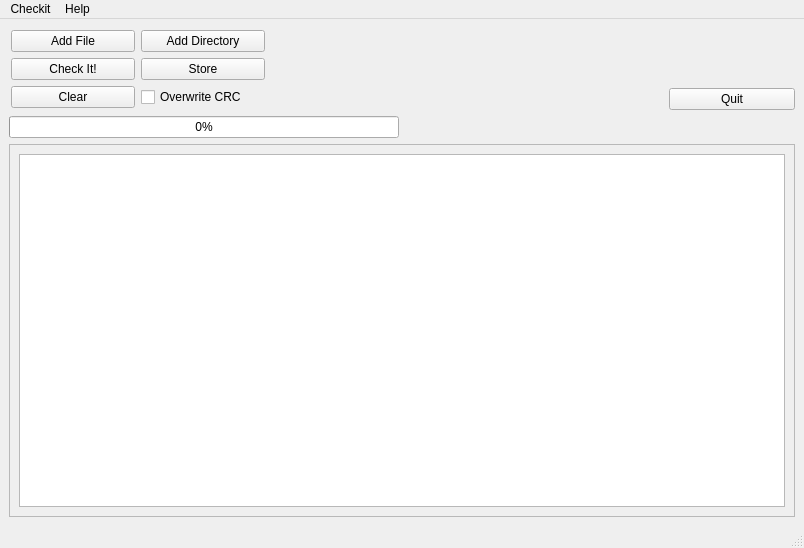
Qt form mainwindow.ui (BoraxMan/checkitgui) before a commit.
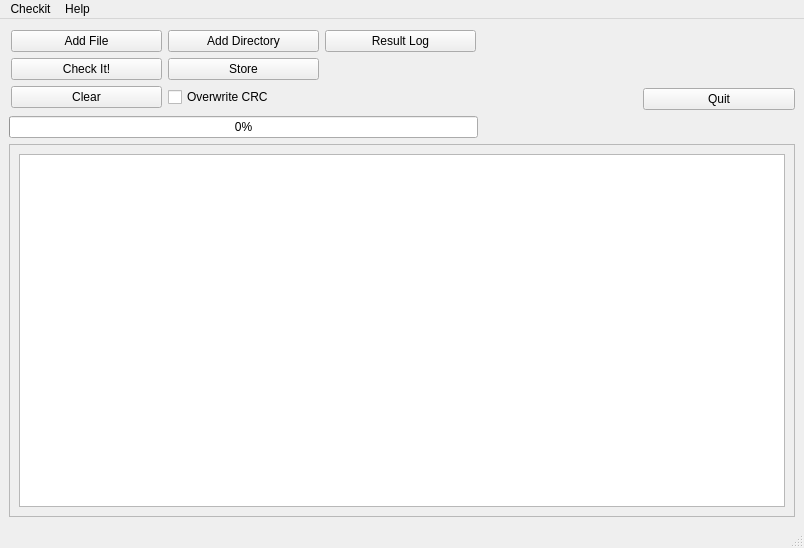
The same form after that commit.

What changed in the file:
```diff
--- a/mainwindow.ui
+++ b/mainwindow.ui
@@ -24,79 +24,7 @@
     </sizepolicy>
    </property>
    <layout class="QGridLayout" name="gridLayout">
-    <item row="4" column="0" colspan="3">
-     <widget class="QProgressBar" name="progressBar">
-      <property name="value">
-       <number>0</number>
-      </property>
-     </widget>
-    </item>
-    <item row="3" column="5">
-     <widget class="QPushButton" name="pushButton_5">
-      <property name="text">
-       <string>Quit</string>
-      </property>
-     </widget>
-    </item>
-    <item row="2" column="0" rowspan="2" colspan="2">
-     <layout class="QGridLayout" name="gridLayout_4">
-      <property name="leftMargin">
-       <number>2</number>
-      </property>
-      <property name="topMargin">
-       <number>2</number>
-      </property>
-      <property name="rightMargin">
-       <number>2</number>
-      </property>
-      <property name="bottomMargin">
-       <number>2</number>
-      </property>
-      <item row="0" column="0">
-       <widget class="QPushButton" name="pushButton_2">
-        <property name="text">
-         <string>Add File</string>
-        </property>
-       </widget>
-      </item>
-      <item row="1" column="0">
-       <widget class="QPushButton" name="pushButton">
-        <property name="text">
-         <string>Check It!</string>
-        </property>
-       </widget>
-      </item>
-      <item row="1" column="1">
-       <widget class="QPushButton" name="pushButton_4">
-        <property name="text">
-         <string>Store</string>
-        </property>
-       </widget>
-      </item>
-      <item row="0" column="1">
-       <widget class="QPushButton" name="pushButton_3">
-        <property name="text">
-         <string>Add Directory</string>
-        </property>
-       </widget>
-      </item>
-      <item row="2" column="0">
-       <widget class="QPushButton" name="pushButton_6">
-        <property name="text">
-         <string>Clear</string>
-        </property>
-       </widget>
-      </item>
-      <item row="2" column="1">
-       <widget class="QCheckBox" name="overwriteCheckbox">
-        <property name="text">
-         <string>Overwrite CRC</string>
-        </property>
-       </widget>
-      </item>
-     </layout>
-    </item>
-    <item row="5" column="0" colspan="6">
+    <item row="5" column="0" colspan="5">
      <widget class="QScrollArea" name="scrollArea">
       <property name="sizePolicy">
        <sizepolicy hsizetype="Expanding" vsizetype="Expanding">
@@ -146,6 +74,91 @@
       </widget>
      </widget>
     </item>
+    <item row="2" column="0" rowspan="2" colspan="3">
+     <layout class="QGridLayout" name="gridLayout_4">
+      <property name="leftMargin">
+       <number>2</number>
+      </property>
+      <property name="topMargin">
+       <number>2</number>
+      </property>
+      <property name="rightMargin">
+       <number>2</number>
+      </property>
+      <property name="bottomMargin">
+       <number>2</number>
+      </property>
+      <item row="1" column="0">
+       <widget class="QPushButton" name="pushButton">
+        <property name="text">
+         <string>Check It!</string>
+        </property>
+       </widget>
+      </item>
+      <item row="2" column="1">
+       <widget class="QCheckBox" name="overwriteCheckbox">
+        <property name="text">
+         <string>Overwrite CRC</string>
+        </property>
+       </widget>
+      </item>
+      <item row="0" column="0">
+       <widget class="QPushButton" name="pushButton_2">
+        <property name="text">
+         <string>Add File</string>
+        </property>
+       </widget>
+      </item>
+      <item row="0" column="1">
+       <widget class="QPushButton" name="pushButton_3">
+        <property name="text">
+         <string>Add Directory</string>
+        </property>
+       </widget>
+      </item>
+      <item row="2" column="0">
+       <widget class="QPushButton" name="pushButton_6">
+        <property name="text">
+         <string>Clear</string>
+        </property>
+       </widget>
+      </item>
+      <item row="1" column="1">
+       <widget class="QPushButton" name="pushButton_4">
+        <property name="text">
+         <string>Store</string>
+        </property>
+       </widget>
+      </item>
+      <item row="0" column="2">
+       <widget class="QPushButton" name="pushButtonErrorLog">
+        <property name="sizePolicy">
+         <sizepolicy hsizetype="Preferred" vsizetype="Preferred">
+          <horstretch>0</horstretch>
+          <verstretch>0</verstretch>
+         </sizepolicy>
+        </property>
+        <property name="text">
+         <string>Result Log</string>
+        </property>
+       </widget>
+      </item>
+     </layout>
+    </item>
+    <item row="3" column="4">
+     <widget class="QPushButton" name="pushButton_5">
+      <property name="text">
+       <string>Quit</string>
+      </property>
+     </widget>
+    </item>
+    <item row="4" column="0" colspan="3">
+     <widget class="QProgressBar" name="progressBar">
+      <property name="value">
+       <number>0</number>
+      </property>
+     </widget>
+    </item>
    </layout>
   </widget>
   <widget class="QStatusBar" name="statusbar"/>
```
Left out of the diff: 17 changed lines with no effect on the pictures.
